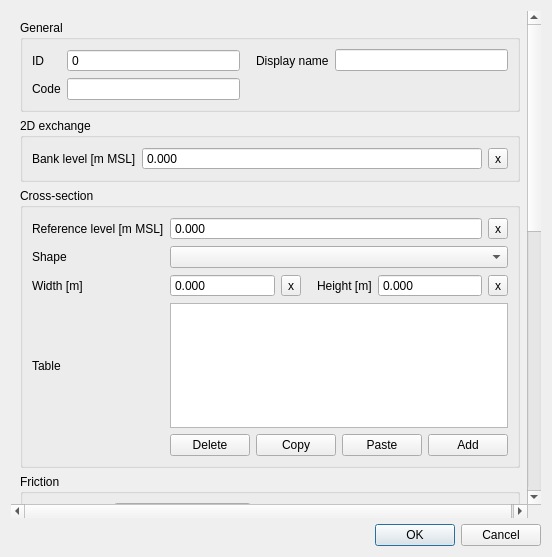
This is threedi_schematisation_editor/forms/ui/cross_section_location.ui in nens/threedi-schematisation-editor as Qt 5 draws it before an edit. The edited form follows.
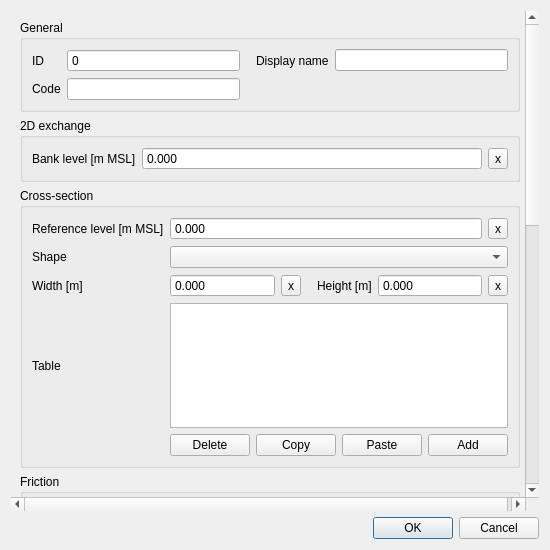
This is the edited form.

What changed in the file:
```diff
--- a/threedi_schematisation_editor/forms/ui/cross_section_location.ui
+++ b/threedi_schematisation_editor/forms/ui/cross_section_location.ui
@@ -6,8 +6,8 @@
    <rect>
     <x>0</x>
     <y>0</y>
-    <width>552</width>
-    <height>557</height>
+    <width>550</width>
+    <height>550</height>
    </rect>
   </property>
   <property name="windowTitle">
@@ -27,7 +27,7 @@
        <rect>
         <x>0</x>
         <y>0</y>
-        <width>521</width>
+        <width>515</width>
         <height>1039</height>
        </rect>
       </property>
```
Left out of the diff: 10 changed lines with no effect on the pictures.
